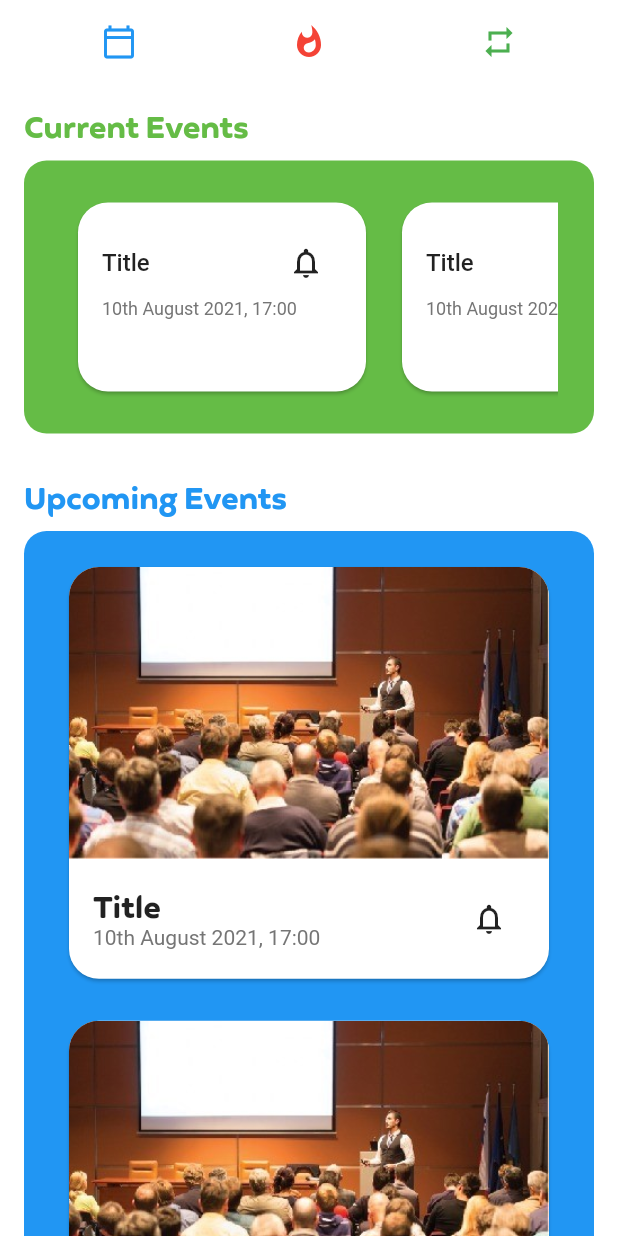
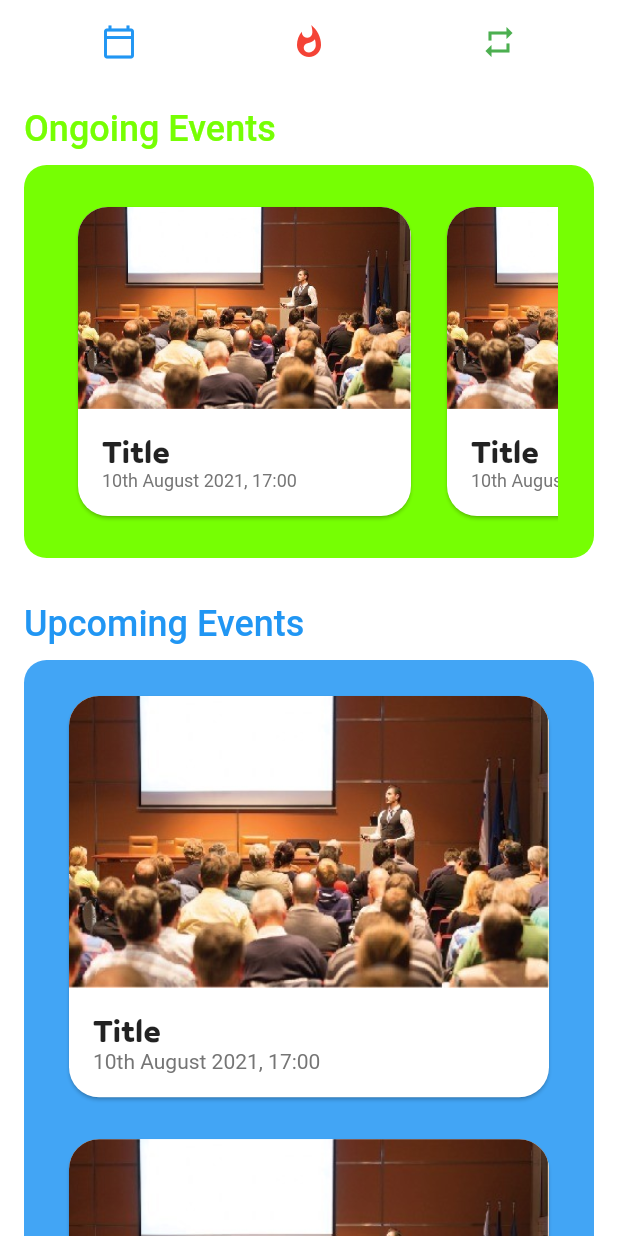
Before and after one commit to Paulos8102/ssn-nss-tracker, a Flutter app: the MainView screen opened directly, on a phone screen of 412 x 824 dp. Run offline on Flutter 3.47's test engine with Material 2 defaults, Android fonts, the phone set to English and light mode, and no system bars.

Commit message:
Made few minor design changes

```diff
--- a/lib/views/home_view.dart
+++ b/lib/views/home_view.dart
@@ -16,16 +16,15 @@ class HomeView extends StatelessWidget {
             crossAxisAlignment: CrossAxisAlignment.start,
             children: [
               Text(
-                "Current Events",
-                style: Theme.of(context)
-                    .textTheme
-                    .headline6
-                    ?.apply(color: Color.fromRGBO(101, 188, 70, 1.0)),
+                "Ongoing Events",
+                style: Theme.of(context).textTheme.headline5?.apply(
+                    color: Colors.lightGreenAccent[400], fontWeightDelta: 1),
               ),
               SizedBox(height: 10),
               Container(
                 decoration: BoxDecoration(
-                  color: Color.fromRGBO(101, 188, 70, 1.0),
+                  // color: Color.fromRGBO(101, 188, 70, 1.0),
+                  color: Colors.lightGreenAccent[400],
                   shape: BoxShape.rectangle,
                   borderRadius: BorderRadius.circular(15.0),
                 ),
@@ -36,7 +35,7 @@ class HomeView extends StatelessWidget {
                     children: [
                       Container(
                         padding: EdgeInsets.symmetric(horizontal: 8.0),
-                        height: 150,
+                        height: 230,
                         child: ListView.builder(
                             shrinkWrap: true,
                             itemCount: 6,
@@ -46,7 +45,7 @@ class HomeView extends StatelessWidget {
                               return Padding(
                                 padding: const EdgeInsets.all(8.0),
                                 child: SizedBox(
-                                  width: 200,
+                                  width: 230,
                                   child: Card(
                                     shape: RoundedRectangleBorder(
                                         borderRadius:
@@ -60,30 +59,32 @@ class HomeView extends StatelessWidget {
                                                 builder: (context) =>
                                                     ExpandedView()));
                                       },
-                                      child: Padding(
+                                      child: Column(
+                                        crossAxisAlignment:
+                                            CrossAxisAlignment.start,
+                                        children: [
+                                          ClipRRect(
+                                            borderRadius: BorderRadius.only(
+                                                topLeft: Radius.circular(20.0),
+                                                topRight:
+                                                    Radius.circular(20.0)),
+                                            child: Image.asset(
+                                              "assets/images/webinar.jpg",
+                                            ),
+                                          ),
+                                          Padding(
                                             padding: const EdgeInsets.all(16.0),
                                             child: Column(
                                               crossAxisAlignment:
                                                   CrossAxisAlignment.start,
                                               children: [
-                                            Row(
-                                              mainAxisAlignment:
-                                                  MainAxisAlignment
-                                                      .spaceBetween,
-                                              children: [
                                                 Text(
                                                   "Title",
                                                   style: Theme.of(context)
                                                       .textTheme
-                                                      .subtitle1
+                                                      .headline6
                                                       ?.apply(
                                                           fontWeightDelta: 1),
-                                                ),
-                                                IconButton(
-                                                    onPressed: () {},
-                                                    icon: Icon(Icons
-                                                        .notifications_outlined))
-                                              ],
                                                 ),
                                                 Text(
                                                   "10th August 2021, 17:00",
@@ -91,10 +92,13 @@ class HomeView extends StatelessWidget {
                                                       .textTheme
                                                       .caption
                                                       ?.apply(
-                                                      color: Colors.grey[600]),
+                                                          color:
+                                                              Colors.grey[600]),
                                                 ),
                                               ],
                                             ),
+                                          ),
+                                        ],
                                       ),
                                     ),
                                   ),
@@ -111,13 +115,13 @@ class HomeView extends StatelessWidget {
                 "Upcoming Events",
                 style: Theme.of(context)
                     .textTheme
-                    .headline6
-                    ?.apply(color: Colors.blue),
+                    .headline5
+                    ?.apply(color: Colors.blue, fontWeightDelta: 1),
               ),
               SizedBox(height: 10),
               Container(
                 decoration: BoxDecoration(
-                  color: Colors.blue,
+                  color: Colors.blue[400],
                   shape: BoxShape.rectangle,
                   borderRadius: BorderRadius.circular(15.0),
                 ),
@@ -156,11 +160,7 @@ class HomeView extends StatelessWidget {
                                       ),
                                       Padding(
                                         padding: const EdgeInsets.all(16.0),
-                                        child: Row(
-                                          mainAxisAlignment:
-                                              MainAxisAlignment.spaceBetween,
-                                          children: [
-                                            Column(
+                                        child: Column(
                                           crossAxisAlignment:
                                               CrossAxisAlignment.start,
                                           children: [
@@ -175,12 +175,6 @@ class HomeView extends StatelessWidget {
                                               style: TextStyle(
                                                   color: Colors.grey[600]),
                                             ),
-                                              ],
-                                            ),
-                                            IconButton(
-                                                onPressed: () {},
-                                                icon: Icon(Icons
-                                                    .notifications_outlined))
                                           ],
                                         ),
                                       ),
```
Lines whose indentation alone changed are shown as unchanged.
